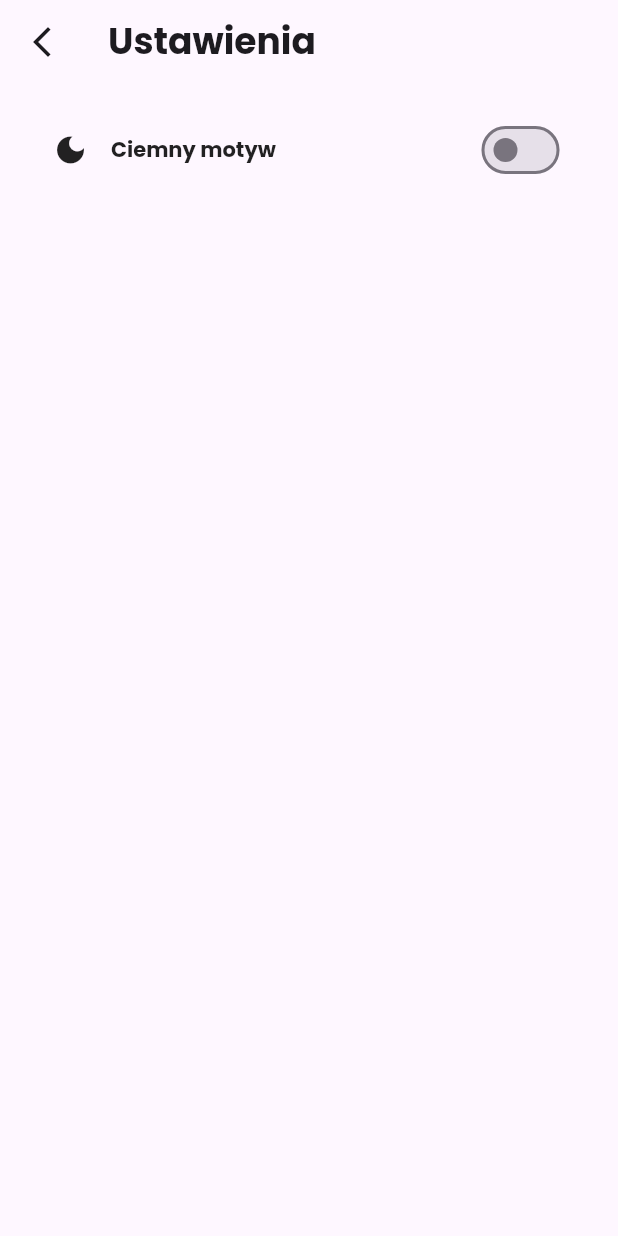
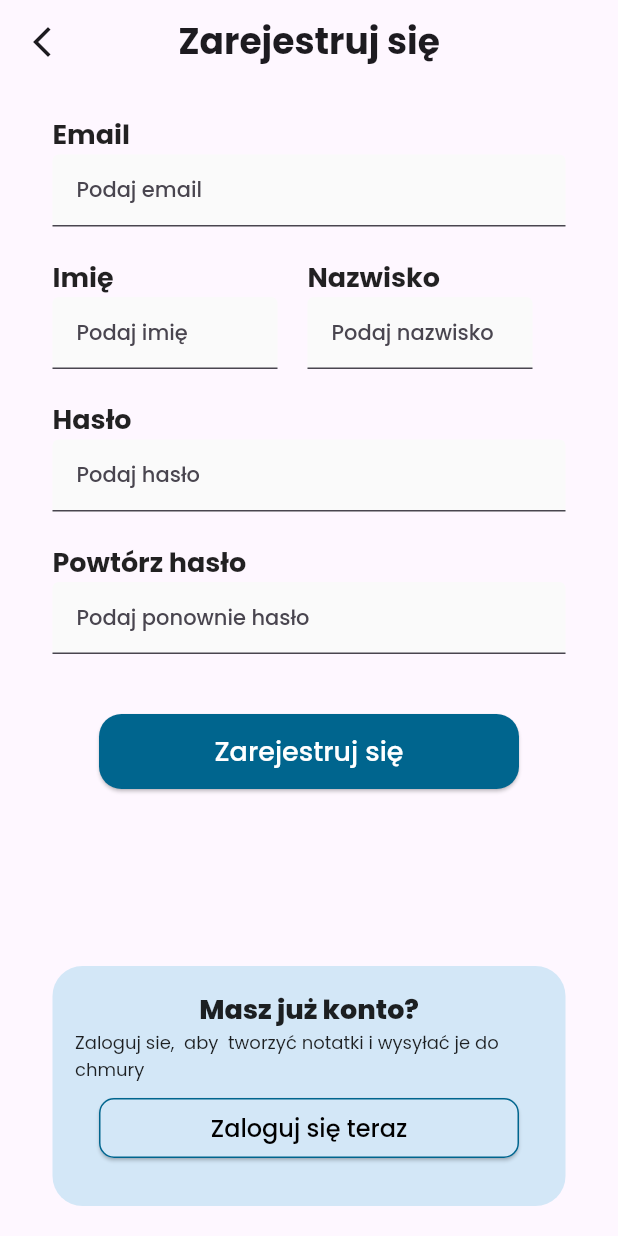
Before and after one commit to l-borkowski/fast_note, a Flutter app: the screen it shows after launch, after a tap on the "settings" icon, on a phone screen of 412 x 824 dp. Run offline on Flutter 3.47's test engine with Material 2 defaults, Android fonts, the phone set to English and light mode, and no system bars; our stand-ins replace bloc, dio, equatable, flutter_bloc, flutter_hooks, google_fonts; generated files the repository leaves out were written again; statements that could not run were skipped.

Commit message:
Add register_page

```diff
--- a/lib/main/view/main_page.dart
+++ b/lib/main/view/main_page.dart
@@ -12,6 +12,7 @@ import 'package:my_app/l10n/l10n.dart';
 import 'package:my_app/main/main.dart';
 import 'package:my_app/settings/view/settings_page.dart';
 import 'package:my_app/account/view/account_page.dart';
+import 'package:my_app/register/view/register_page.dart';
 import 'package:my_app/noteWrite/view/noteWrite_page.dart';
 import 'package:my_app/utils/extensions/datetime_x.dart';
 import 'package:repository/repository.dart';
@@ -44,7 +45,7 @@ class MainView extends HookWidget {
       appBar: AppBar(
         leading: GestureDetector(
           onTap: () => Navigator.of(context).push(
-            SettingsPage.route(),
+            RegisterPage.route(),
           ),
           child: const ColoredBox(
             color: Colors.transparent,
--- /dev/null
+++ b/lib/register/view/register_page.dart
@@ -0,0 +1,254 @@
+import 'package:flutter/material.dart';
+
+class RegisterPage extends StatefulWidget {
+  const RegisterPage({super.key});
+
+  static Route<RegisterPage> route() {
+    return MaterialPageRoute(
+      builder: (context) => const RegisterPage(),
+    );
+  }
+
+  @override
+  State<RegisterPage> createState() => _RegisterPageState();
+}
+
+class _RegisterPageState extends State<RegisterPage> {
+  @override
+  Widget build(BuildContext context) {
+    return Scaffold(
+      appBar: AppBar(
+        leading: GestureDetector(
+          onTap: () => Navigator.of(context).pop(),
+          child: const Icon(Icons.arrow_back_ios_new),
+        ),
+        centerTitle: true,
+        title: new Text(
+          "Zarejestruj się",
+          style: TextStyle(
+            fontWeight: FontWeight.w700,
+            fontSize: 24,
+          ),
+        ),
+      ),
+      body: Padding(
+        padding: const EdgeInsets.symmetric(horizontal: 35),
+        child: Column(
+          children: [
+            const SizedBox(height: 20),
+            Align(
+              alignment: Alignment.centerLeft,
+              child: Text(
+                "Email",
+                textAlign: TextAlign.right,
+                style: TextStyle(
+                  fontSize: 18,
+                  height: 1.5,
+                  fontWeight: FontWeight.w700,
+                ),
+              ),
+            ),
+            TextField(
+              decoration: InputDecoration(
+                filled: true,
+                fillColor: Color.fromARGB(255, 250, 250, 250),
+                hintText: 'Podaj email',
+              ),
+            ),
+            const SizedBox(height: 20),
+            Row(
+              children: [
+                Column(
+                  children: [
+                    const SizedBox(
+                      width: 150,
+                      child: Align(
+                        alignment: Alignment.centerLeft,
+                        child: Text(
+                          "Imię",
+                          textAlign: TextAlign.right,
+                          style: TextStyle(
+                            fontSize: 18,
+                            height: 1.5,
+                            fontWeight: FontWeight.w700,
+                          ),
+                        ),
+                      ),
+                    ),
+                    const SizedBox(
+                      width: 150,
+                      child: TextField(
+                        decoration: InputDecoration(
+                          filled: true,
+                          fillColor: Color.fromARGB(255, 250, 250, 250),
+                          hintText: 'Podaj imię',
+                        ),
+                      ),
+                    ),
+                  ],
+                ),
+                const SizedBox(width: 20),
+                Column(
+                  children: [
+                    const SizedBox(
+                      width: 150,
+                      child: Align(
+                        alignment: Alignment.centerLeft,
+                        child: Text(
+                          "Nazwisko",
+                          textAlign: TextAlign.right,
+                          style: TextStyle(
+                            fontSize: 18,
+                            height: 1.5,
+                            fontWeight: FontWeight.w700,
+                          ),
+                        ),
+                      ),
+                    ),
+                    const SizedBox(
+                      width: 150,
+                      child: TextField(
+                        decoration: InputDecoration(
+                          filled: true,
+                          fillColor: Color.fromARGB(255, 250, 250, 250),
+                          hintText: 'Podaj nazwisko',
+                        ),
+                      ),
+                    ),
+                  ],
+                ),
+              ],
+            ),
+            const SizedBox(height: 20),
+            Align(
+              alignment: Alignment.centerLeft,
+              child: Text(
+                "Hasło",
+                textAlign: TextAlign.right,
+                style: TextStyle(
+                  fontSize: 18,
+                  height: 1.5,
+                  fontWeight: FontWeight.w700,
+                ),
+              ),
+            ),
+            TextField(
+              decoration: InputDecoration(
+                filled: true,
+                fillColor: Color.fromARGB(255, 250, 250, 250),
+                hintText: 'Podaj hasło',
+              ),
+            ),
+            const SizedBox(height: 20),
+            Align(
+              alignment: Alignment.centerLeft,
+              child: Text(
+                "Powtórz hasło",
+                textAlign: TextAlign.right,
+                style: TextStyle(
+                  fontSize: 18,
+                  height: 1.5,
+                  fontWeight: FontWeight.w700,
+                ),
+              ),
+            ),
+            TextField(
+              decoration: InputDecoration(
+                filled: true,
+                fillColor: Color.fromARGB(255, 250, 250, 250),
+                hintText: 'Podaj ponownie hasło',
+              ),
+            ),
+            const SizedBox(height: 40),
+            SizedBox(
+                width: 280,
+                height: 50,
+                child: ElevatedButton(
+                  onPressed: () {},
+                  child: Text(
+                    "Zarejestruj się",
+                    style: TextStyle(
+                      fontSize: 18,
+                      height: 1.5,
+                    ),
+                  ),
+                  style: ElevatedButton.styleFrom(
+                      backgroundColor: Color(0xff00658E),
+                      foregroundColor: Colors.white,
+                      shape: RoundedRectangleBorder(
+                        borderRadius: BorderRadius.circular(15),
+                      )),
+                )),
+            Expanded(child: SizedBox()),
+            Align(
+              alignment: Alignment.bottomCenter,
+              child: Container(
+                height: 160,
+                width: double.infinity,
+                decoration: BoxDecoration(
+                    color: Color(0xffD3E7F7),
+                    borderRadius: BorderRadius.all(Radius.circular(20))),
+                child: Column(
+                  children: [
+                    Padding(
+                      padding: EdgeInsets.all(15),
+                      child: Column(
+                        children: [
+                          Align(
+                            alignment: Alignment.centerLeft,
+                            child: Column(
+                              children: [
+                                Text(
+                                  'Masz już konto?',
+                                  style: TextStyle(
+                                    fontWeight: FontWeight.w800,
+                                    fontSize: 18,
+                                  ),
+                                ),
+                                Text(
+                                  'Zaloguj sie,  aby  tworzyć notatki i wysyłać je do chmury',
+                                  style: TextStyle(
+                                    fontSize: 12,
+                                  ),
+                                ),
+                                const SizedBox(height: 10),
+                                SizedBox(
+                                  width: 280,
+                                  height: 40,
+                                  child: ElevatedButton(
+                                    onPressed: () {},
+                                    child: Text(
+                                      "Zaloguj się teraz",
+                                      style: TextStyle(
+                                        fontSize: 16,
+                                        height: 1.5,
+                                      ),
+                                    ),
+                                    style: ElevatedButton.styleFrom(
+                                        backgroundColor: Color(0xffD3E7F7),
+                                        foregroundColor: Colors.black,
+                                        side: BorderSide(
+                                            color: Color(0xff00658E)),
+                                        shape: RoundedRectangleBorder(
+                                          borderRadius:
+                                              BorderRadius.circular(10),
+                                        )),
+                                  ),
+                                ),
+                              ],
+                            ),
+                          ),
+                        ],
+                      ),
+                    ),
+                  ],
+                ),
+              ),
+            ),
+            const SizedBox(height: 20),
+          ],
+        ),
+      ),
+    );
+  }
+}
```
